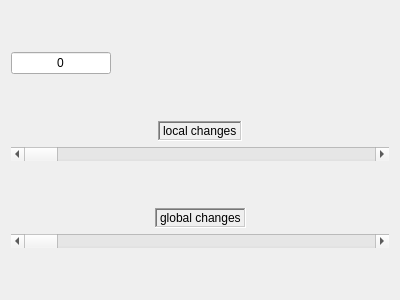
This is agents/episodic_memory/src/historic_debugger.ui in jcalderon12/robocomp-insight as Qt 5 draws it before an edit. The edited form follows.
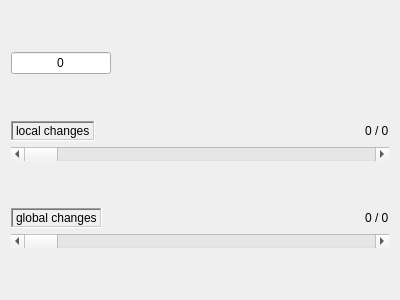
This is the edited form.

Commit message: historic_manager and window debugger UI updated! - only_keyframes.txt is a test historic with only keyframes and keyframes_and_changes.txt is a test historic with keyframes and local changes, both .txt for debugger testing!

```diff
--- a/agents/episodic_memory/src/historic_debugger.ui
+++ b/agents/episodic_memory/src/historic_debugger.ui
@@ -84,20 +84,7 @@
      <item>
       <layout class="QHBoxLayout" name="horizontalLayout_2">
        <item>
-        <spacer name="horizontalSpacer_3">
-         <property name="orientation">
-          <enum>Qt::Horizontal</enum>
-         </property>
-         <property name="sizeHint" stdset="0">
-          <size>
-           <width>40</width>
-           <height>20</height>
-          </size>
-         </property>
-        </spacer>
-       </item>
-       <item>
-        <widget class="QLabel" name="global_label_2">
+        <widget class="QLabel" name="local_label">
          <property name="autoFillBackground">
           <bool>false</bool>
          </property>
@@ -137,6 +124,19 @@
          </property>
         </spacer>
        </item>
+       <item>
+        <widget class="QLabel" name="local_display_label">
+         <property name="maximumSize">
+          <size>
+           <width>600</width>
+           <height>16777215</height>
+          </size>
+         </property>
+         <property name="text">
+          <string>0 / 0</string>
+         </property>
+        </widget>
+       </item>
       </layout>
      </item>
      <item>
@@ -161,19 +161,6 @@
      </item>
      <item>
       <layout class="QHBoxLayout" name="horizontalLayout_4">
-       <item>
-        <spacer name="horizontalSpacer_4">
-         <property name="orientation">
-          <enum>Qt::Horizontal</enum>
-         </property>
-         <property name="sizeHint" stdset="0">
-          <size>
-           <width>40</width>
-           <height>20</height>
-          </size>
-         </property>
-        </spacer>
-       </item>
        <item>
         <widget class="QLabel" name="global_label">
          <property name="autoFillBackground">
@@ -215,6 +202,19 @@
          </property>
         </spacer>
        </item>
+       <item>
+        <widget class="QLabel" name="global_display_label">
+         <property name="maximumSize">
+          <size>
+           <width>600</width>
+           <height>16777215</height>
+          </size>
+         </property>
+         <property name="text">
+          <string>0 / 0</string>
+         </property>
+        </widget>
+       </item>
       </layout>
      </item>
      <item>
```
The commit also changes 5 other files.
